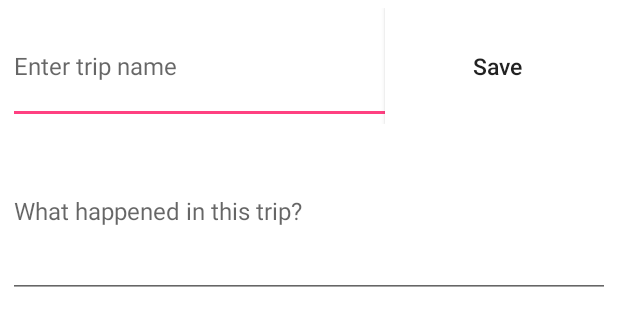
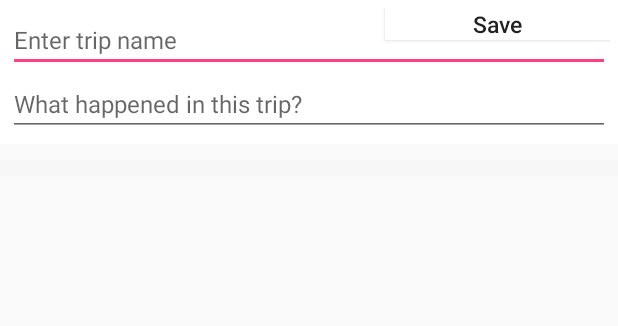
Before and after one commit to Group-12-Romanians/Tripster, an Android app: the layout fragment_ediatble.xml on its own in the app's theme, with its tools: preview values and no code run, on a phone screen of 412 x 824 dp. Shown: the top 326 px of the screen. Run offline under Robolectric (Android 15) with nearby library versions, the phone set to English and light mode, and no system bars.

Commit message:
Changes the editable mode layout.

```diff
--- a/app/src/main/AndroidManifest.xml
+++ b/app/src/main/AndroidManifest.xml
@@ -19,7 +19,8 @@
         <activity android:name=".UILayer.TripsterActivity"
             android:label="@string/app_name"
             android:configChanges="orientation|keyboardHidden"
-            android:theme="@style/AppTheme.NoActionBar">
+            android:theme="@style/AppTheme.NoActionBar"
+            android:windowSoftInputMode="adjustPan">
         </activity>
 
         <activity android:name=".UILayer.LoginActivity">
--- a/app/src/main/java/tripster/tripster/UILayer/trip/timeline/TimelineFragment.java
+++ b/app/src/main/java/tripster/tripster/UILayer/trip/timeline/TimelineFragment.java
@@ -78,7 +78,7 @@ public class TimelineFragment extends Fragment {
     mRecyclerView.setHasFixedSize(true);
     preview = (ImageView) view.findViewById(R.id.preview);
     editButton = (Button) view.findViewById(R.id.editButton);
-    if (!userId.equals(TripsterActivity.USER_ID)) {
+    if (userId.equals(TripsterActivity.USER_ID)) {
       editButton.setVisibility(View.VISIBLE);
       editButton.setOnClickListener(new View.OnClickListener() {
         @Override
--- a/app/src/main/res/layout/fragment_ediatble.xml
+++ b/app/src/main/res/layout/fragment_ediatble.xml
@@ -1,6 +1,16 @@
+<LinearLayout xmlns:android="http://schemas.android.com/apk/res/android"
+    android:layout_height="wrap_content"
+    android:layout_width="match_parent"
+    android:orientation="vertical">
+
+<ScrollView
+    android:layout_height="match_parent"
+    android:layout_width="match_parent"
+    xmlns:android="http://schemas.android.com/apk/res/android">
+
     <LinearLayout xmlns:android="http://schemas.android.com/apk/res/android"
         android:layout_width="match_parent"
-              android:layout_height="match_parent"
+        android:layout_height="wrap_content"
         android:background="@color/white"
         android:orientation="vertical"
         android:padding="5dp">
@@ -43,10 +53,15 @@
             android:textColor="@color/black"
             android:textSize="16sp"/>
 
-    <ListView
+    </LinearLayout>
+
+
+
+</ScrollView>
+
+<ListView     android:layout_height="0dp"
     android:id="@+id/locations"
     android:layout_width="match_parent"
-        android:layout_height="0dp"
     android:layout_gravity="center_horizontal"
     android:layout_weight="30"
     android:padding="5dp"/>
@@ -63,4 +78,5 @@
     android:padding="5dp"
     android:stretchMode="columnWidth"
     android:verticalSpacing="5dp" />
+
 </LinearLayout>
```
Lines whose indentation alone changed are shown as unchanged.
